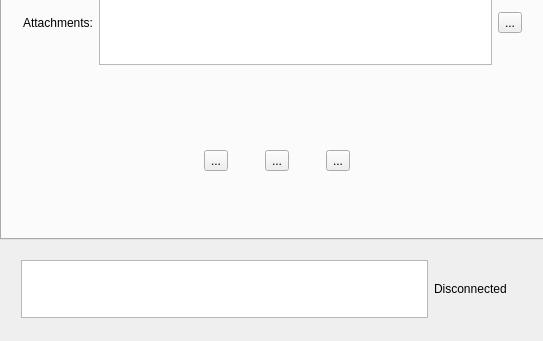
Before: the Qt Designer form t1wrenchmainwindow.ui in baohaojun/system-config, drawn with Qt 5; both pictures show x 0 to 543 and y 251 to 592 of the 543 by 592 pixel window.
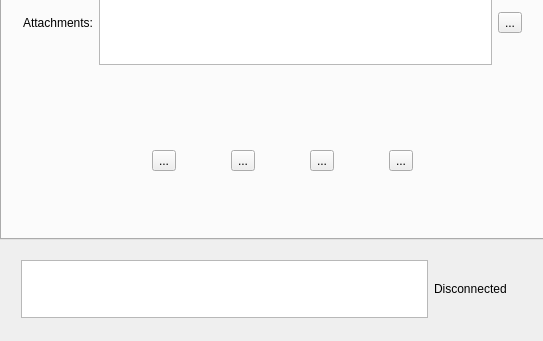
After: the same form once the commit is applied. Icons and pictures are not drawn. Custom widgets are drawn as their Qt base class.

Commit message: can do mail.

The edit to the form file:
```diff
--- a/t1wrenchmainwindow.ui
+++ b/t1wrenchmainwindow.ui
@@ -363,9 +363,9 @@
      <widget class="QWidget" name="horizontalLayoutWidget">
       <property name="geometry">
        <rect>
-        <x>160</x>
+        <x>90</x>
         <y>360</y>
-        <width>231</width>
+        <width>381</width>
         <height>51</height>
        </rect>
       </property>
@@ -380,16 +380,6 @@
          </property>
         </widget>
        </item>
-       <item>
-        <widget class="QToolButton" name="tbMailLoad">
-         <property name="toolTip">
-          <string>打开邮件常用联系人</string>
-         </property>
-         <property name="text">
-          <string>...</string>
-         </property>
-        </widget>
-       </item>
        <item>
         <widget class="QToolButton" name="tbMailSave">
          <property name="toolTip">
@@ -400,6 +390,26 @@
          </property>
         </widget>
        </item>
+       <item>
+        <widget class="QToolButton" name="tbMailLoad">
+         <property name="toolTip">
+          <string>打开邮件常用联系人</string>
+         </property>
+         <property name="text">
+          <string>...</string>
+         </property>
+        </widget>
+       </item>
+       <item>
+        <widget class="QToolButton" name="tbMailDone">
+         <property name="toolTip">
+          <string>打开邮件应用，用小扳手输入邮件正文</string>
+         </property>
+         <property name="text">
+          <string>...</string>
+         </property>
+        </widget>
+       </item>
       </layout>
      </widget>
     </widget>
```
Left out of the diff: 37 changed lines with no effect on the pictures. The commit also changes 10 other files.
